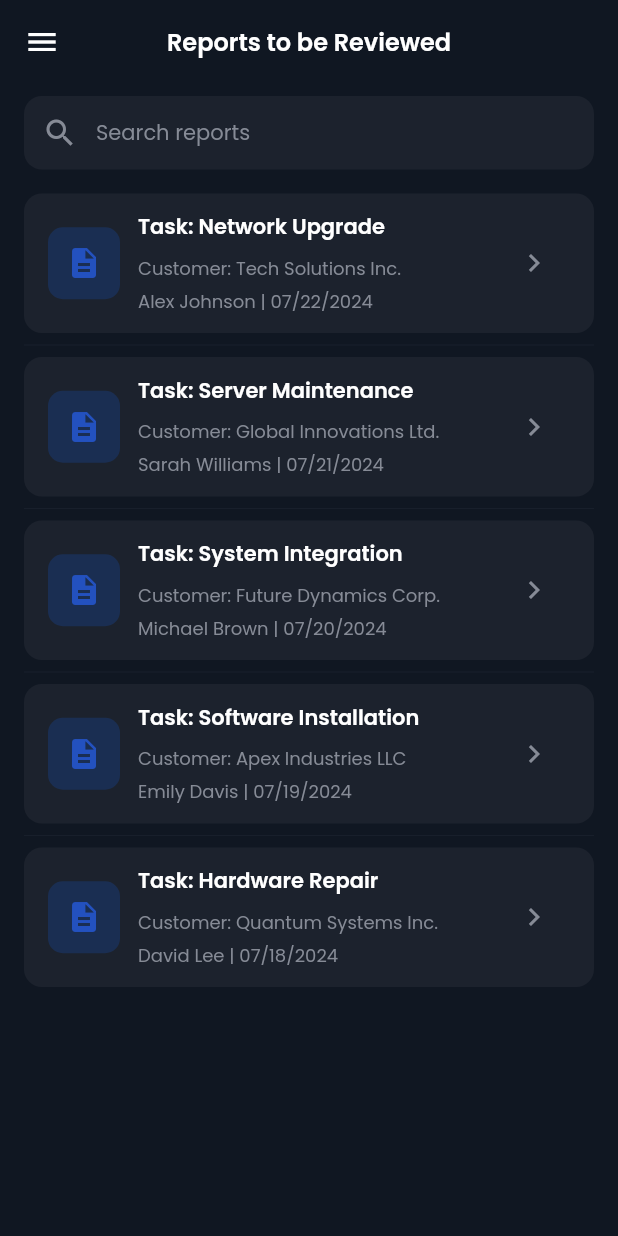
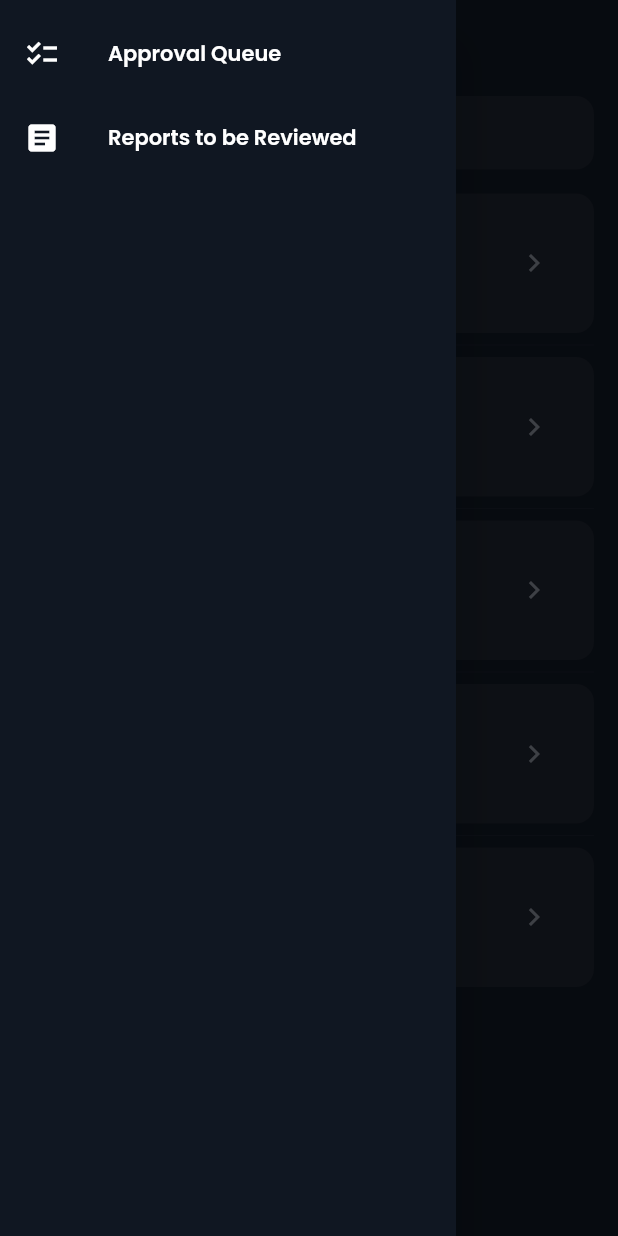
Before and after one commit to htetwai18/sync_pro_project, a Flutter app: the ReportsReviewScreen screen opened directly, with the side drawer open (before the commit the screen has no drawer), on a phone screen of 412 x 824 dp. Run offline on Flutter 3.47's test engine with Material 3 defaults, Android fonts, the phone set to English and light mode, and no system bars; our stand-ins replace google_fonts, page_transition; network calls fail.

Commit message:
drawer add

```diff
--- a/lib/config/app_bar.dart
+++ b/lib/config/app_bar.dart
@@ -3,18 +3,33 @@ import 'package:sync_pro/config/app_color.dart';
 import 'package:sync_pro/config/extension.dart';
 import 'package:sync_pro/config/measurement.dart';
 
-AppBar getAppBar(
-    {required String title, required IconData icon, required Function onTap}) {
+AppBar getAppBar({required String title, required BuildContext context}) {
   return AppBar(
     backgroundColor: AppColor.background,
     elevation: Measurement.generalSize0,
-    leading: IconButton(
-      icon: Icon(icon, color: AppColor.white),
-      onPressed: () {
-        onTap();
-      },
+    leading: Builder(
+      builder: (ctx) => IconButton(
+        icon: const Icon(Icons.arrow_back, color: AppColor.white),
+        onPressed: () => Navigator.pop(ctx),
+      ),
     ),
     title: Text(title).largeBold(AppColor.white),
     centerTitle: true,
   );
 }
+
+PreferredSizeWidget getAppBarWithDrawer(
+    {required BuildContext context, required String title}) {
+  return AppBar(
+    backgroundColor: AppColor.background,
+    elevation: Measurement.generalSize0,
+    leading: Builder(
+      builder: (ctx) => IconButton(
+        icon: const Icon(Icons.menu, color: AppColor.white),
+        onPressed: () => Scaffold.of(ctx).openDrawer(),
+      ),
+    ),
+    title: Text(title).largeBold(AppColor.white),
+    centerTitle: true,
+  );
+}
--- /dev/null
+++ b/lib/config/app_drawer.dart
@@ -0,0 +1,46 @@
+import 'package:flutter/material.dart';
+import 'package:sync_pro/config/app_color.dart';
+import 'package:sync_pro/config/app_string.dart';
+import 'package:sync_pro/config/extension.dart';
+import 'package:sync_pro/config/measurement.dart';
+import 'package:sync_pro/presentation/admin/screen/approval_queue_screen.dart';
+import 'package:sync_pro/presentation/admin/screen/reports_review_screen.dart';
+
+class AppDrawer extends StatelessWidget {
+  const AppDrawer({super.key});
+
+  void _navigate(BuildContext context, Widget screen) {
+    Navigator.of(context).pop();
+    Navigator.of(context).pushReplacement(
+      MaterialPageRoute(builder: (_) => screen),
+    );
+  }
+
+  @override
+  Widget build(BuildContext context) {
+    return Drawer(
+      backgroundColor: AppColor.background,
+      child: SafeArea(
+        child: ListView(
+          padding: const EdgeInsets.symmetric(
+            vertical: Measurement.generalSize8,
+          ),
+          children: [
+            ListTile(
+              leading: const Icon(Icons.checklist, color: AppColor.white),
+              title: const Text(AppString.approvalQueue)
+                  .mediumBold(AppColor.white),
+              onTap: () => _navigate(context, const ApprovalQueueScreen()),
+            ),
+            ListTile(
+              leading: const Icon(Icons.article, color: AppColor.white),
+              title: const Text(AppString.reportsToBeReviewed)
+                  .mediumBold(AppColor.white),
+              onTap: () => _navigate(context, const ReportsReviewScreen()),
+            ),
+          ],
+        ),
+      ),
+    );
+  }
+}
--- a/lib/presentation/admin/screen/approval_detail_screen.dart
+++ b/lib/presentation/admin/screen/approval_detail_screen.dart
@@ -17,11 +17,9 @@ class ApprovalDetailScreen extends StatelessWidget {
     return Scaffold(
       backgroundColor: AppColor.background,
       appBar: getAppBar(
+        context: context,
         title: AppString.approvalDetails,
-        icon: Icons.arrow_back,
-        onTap: () {
-          Navigator.of(context).pop();
-        },
+
       ),
       body: SingleChildScrollView(
         padding: Measurement.generalSize16.horizontalIsToVertical,
--- a/lib/presentation/admin/screen/report_detail_screen.dart
+++ b/lib/presentation/admin/screen/report_detail_screen.dart
@@ -16,11 +16,8 @@ class ReportDetailScreen extends StatelessWidget {
     return Scaffold(
       backgroundColor: AppColor.background,
       appBar: getAppBar(
+        context: context,
         title: AppString.reviewReport,
-        icon: Icons.arrow_back,
-        onTap: () {
-          Navigator.of(context).pop();
-        },
       ),
       body: SingleChildScrollView(
         padding: Measurement.generalSize16.horizontalIsToVertical,
--- a/lib/presentation/admin/screen/reports_review_screen.dart
+++ b/lib/presentation/admin/screen/reports_review_screen.dart
@@ -1,5 +1,6 @@
 import 'package:flutter/material.dart';
 import 'package:sync_pro/config/app_bar.dart';
+import 'package:sync_pro/config/app_drawer.dart';
 import 'package:sync_pro/config/app_color.dart';
 import 'package:sync_pro/config/app_string.dart';
 import 'package:sync_pro/config/extension.dart';
@@ -37,13 +38,9 @@ class _ReportsReviewScreenState extends State<ReportsReviewScreen> {
 
     return Scaffold(
       backgroundColor: AppColor.background,
-      appBar: getAppBar(
-        title: AppString.reportsToBeReviewed,
-        icon: Icons.menu,
-        onTap: () {
-
-        },
-      ),
+      appBar: getAppBarWithDrawer(
+          context: context, title: AppString.reportsToBeReviewed),
+      drawer: const AppDrawer(),
       body: Column(
         children: [
           Padding(
```
Also changed, not shown: lib/presentation/admin/screen/approval_queue_screen.dart (+4 -7 lines).
